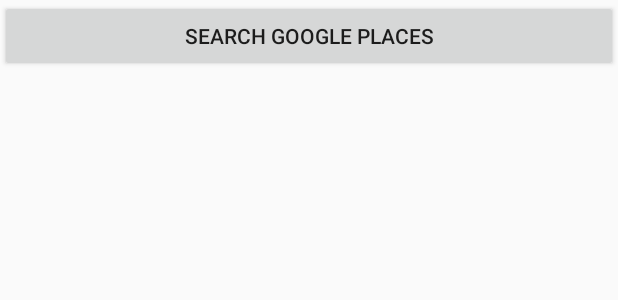
After one commit to jeetendraelite/MapsApp, an Android app: the layout activity_places.xml on its own in the app's theme, with its tools: preview values and no code run, on a phone screen of 412 x 824 dp. The commit adds this screen. Shown: the top 300 px of the screen. Run offline under Robolectric (Android 15) with nearby library versions, the phone set to English and light mode, and no system bars.

Commit message:
added search placess api to select a location and print it on textview

```diff
--- /dev/null
+++ b/app/src/main/res/layout/activity_places.xml
@@ -0,0 +1,23 @@
+<?xml version="1.0" encoding="utf-8"?>
+<RelativeLayout xmlns:android="http://schemas.android.com/apk/res/android"
+    xmlns:app="http://schemas.android.com/apk/res-auto"
+    xmlns:tools="http://schemas.android.com/tools"
+    android:layout_width="match_parent"
+    android:layout_height="match_parent"
+    tools:context="com.example.jeetendraachtani.mapsapp.PlacesActivity">
+
+    <Button
+        android:id="@+id/findPlace"
+        android:layout_width="match_parent"
+        android:layout_height="wrap_content"
+        android:text="Search Google Places"
+        android:onClick="findPlace"/>
+
+    <TextView
+        android:layout_margin="20dp"
+        android:layout_width="match_parent"
+        android:layout_height="match_parent"
+        android:textSize="25dp"
+        android:layout_below="@+id/findPlace"
+        android:id="@+id/searched_address"/>
+</RelativeLayout>
```
Also changed, not shown: app/src/main/AndroidManifest.xml (+25 -15 lines), app/src/main/java/com/example/jeetendraachtani/mapsapp/MainActivity.java (+35 -1 lines), app/src/main/java/com/example/jeetendraachtani/mapsapp/PlacesActivity.java (added, +64 -0 lines).
